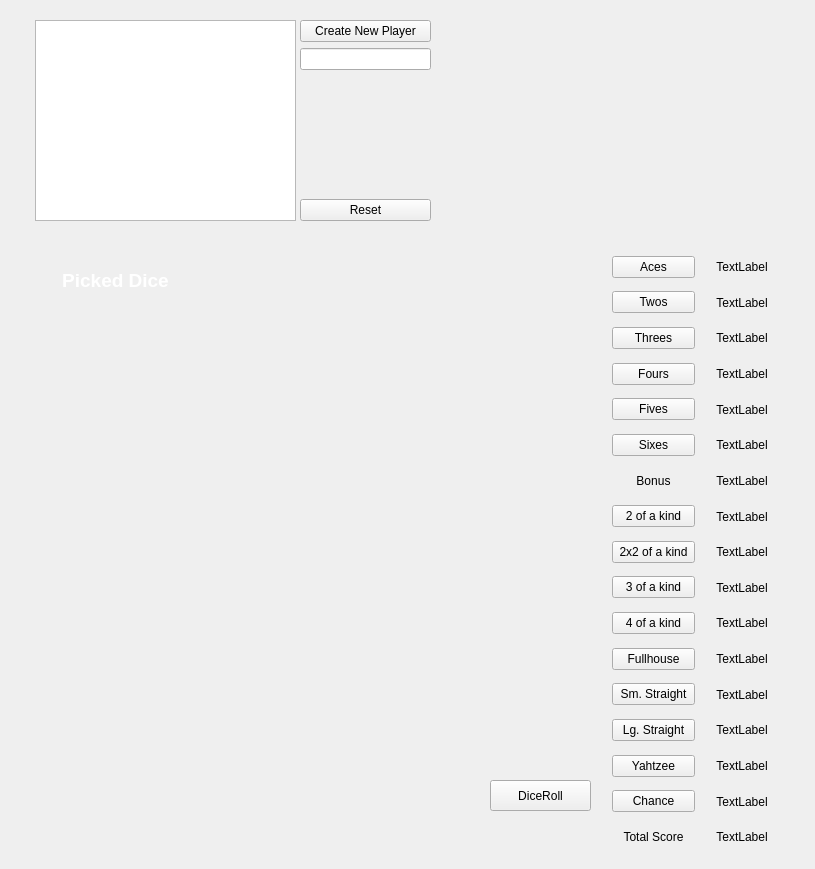
Before: the Qt Designer form GUI.ui in MoVo01/Kniffel, drawn with Qt 5.
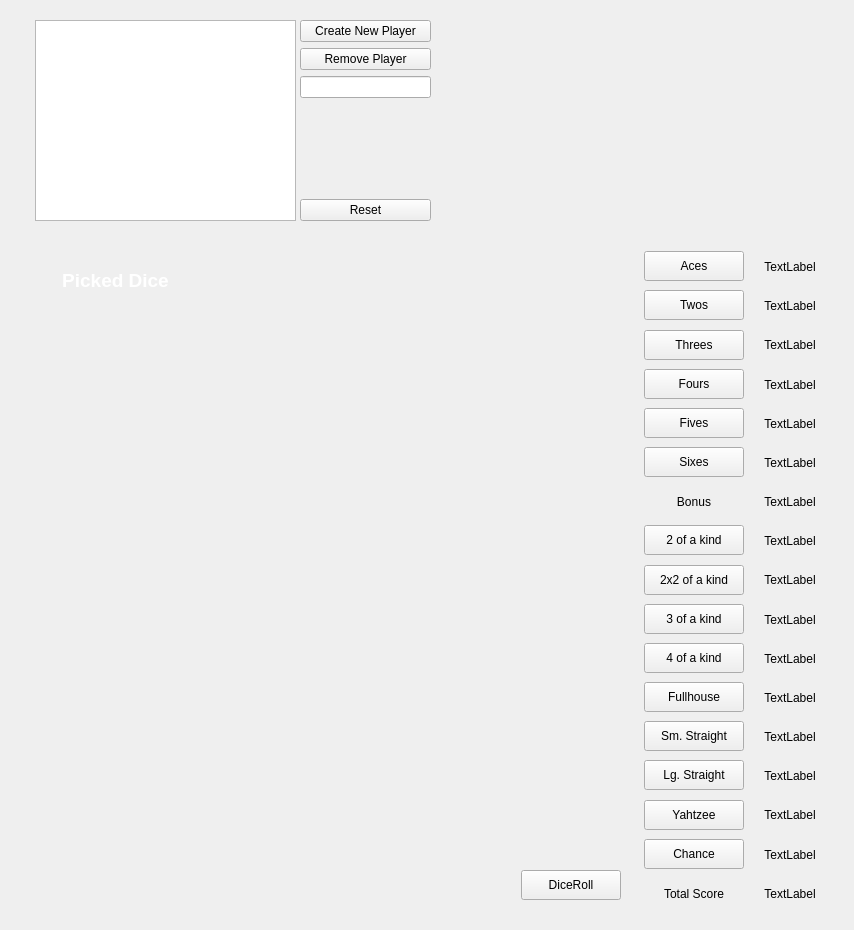
After: the same form once the commit is applied. Custom widgets are drawn as their Qt base class.

Diff of the .ui file:
```diff
--- a/GUI.ui
+++ b/GUI.ui
@@ -6,8 +6,8 @@
    <rect>
     <x>0</x>
     <y>0</y>
-    <width>815</width>
-    <height>869</height>
+    <width>854</width>
+    <height>930</height>
    </rect>
   </property>
   <property name="windowTitle">
@@ -56,7 +56,14 @@
       </widget>
      </item>
      <item>
-      <widget class="QLineEdit" name="lineEdit"/>
+      <widget class="QPushButton" name="RemovePlayer">
+       <property name="text">
+        <string>Remove Player</string>
+       </property>
+      </widget>
+     </item>
+     <item>
+      <widget class="QLineEdit" name="NameIn"/>
      </item>
      <item>
       <spacer name="verticalSpacer">
@@ -86,32 +93,34 @@
     <rect>
      <x>20</x>
      <y>240</y>
-     <width>771</width>
-     <height>621</height>
+     <width>821</width>
+     <height>681</height>
     </rect>
    </property>
+   <widget class="QWidget" name="">
+    <property name="geometry">
+     <rect>
+      <x>10</x>
+      <y>10</y>
+      <width>800</width>
+      <height>660</height>
+     </rect>
+    </property>
+    <layout class="QHBoxLayout" name="horizontalLayout_19">
+     <item>
    <widget class="DiceWidget" name="DiceWidget" native="true">
-    <property name="geometry">
-     <rect>
-      <x>10</x>
-      <y>10</y>
-      <width>571</width>
-      <height>601</height>
-     </rect>
-    </property>
-    <widget class="QPushButton" name="DiceRoll">
-     <property name="geometry">
-      <rect>
-       <x>460</x>
-       <y>530</y>
-       <width>101</width>
-       <height>31</height>
-      </rect>
-     </property>
-     <property name="text">
-      <string>DiceRoll</string>
-     </property>
-    </widget>
+       <property name="sizePolicy">
+        <sizepolicy hsizetype="Expanding" vsizetype="Expanding">
+         <horstretch>0</horstretch>
+         <verstretch>0</verstretch>
+        </sizepolicy>
+       </property>
+       <property name="minimumSize">
+        <size>
+         <width>600</width>
+         <height>600</height>
+        </size>
+       </property>
     <widget class="QLabel" name="PickedDice">
      <property name="geometry">
       <rect>
@@ -175,14 +184,29 @@
       <set>Qt::AlignCenter</set>
      </property>
     </widget>
+       <widget class="QWidget" name="">
+        <property name="geometry">
+         <rect>
+          <x>20</x>
+          <y>620</y>
+          <width>571</width>
+          <height>31</height>
+         </rect>
+        </property>
+        <layout class="QHBoxLayout" name="horizontalLayout_18">
+         <item>
     <widget class="QLabel" name="RollError">
-     <property name="geometry">
-      <rect>
-       <x>10</x>
-       <y>530</y>
-       <width>431</width>
-       <height>31</height>
-      </rect>
+           <property name="sizePolicy">
+            <sizepolicy hsizetype="Preferred" vsizetype="Preferred">
+             <horstretch>0</horstretch>
+             <verstretch>0</verstretch>
+            </sizepolicy>
+           </property>
+           <property name="minimumSize">
+            <size>
+             <width>300</width>
+             <height>30</height>
+            </size>
      </property>
      <property name="palette">
       <palette>
@@ -231,21 +255,52 @@
       <string/>
      </property>
     </widget>
-   </widget>
-   <widget class="QWidget" name="">
-    <property name="geometry">
-     <rect>
-      <x>592</x>
-      <y>12</y>
-      <width>171</width>
-      <height>600</height>
-     </rect>
-    </property>
+         </item>
+         <item>
+          <spacer name="horizontalSpacer">
+           <property name="orientation">
+            <enum>Qt::Horizontal</enum>
+           </property>
+           <property name="sizeHint" stdset="0">
+            <size>
+             <width>128</width>
+             <height>20</height>
+            </size>
+           </property>
+          </spacer>
+         </item>
+         <item>
+          <widget class="QPushButton" name="DiceRoll">
+           <property name="minimumSize">
+            <size>
+             <width>100</width>
+             <height>30</height>
+            </size>
+           </property>
+           <property name="text">
+            <string>DiceRoll</string>
+           </property>
+           <property name="autoDefault">
+            <bool>false</bool>
+           </property>
+          </widget>
+         </item>
+        </layout>
+       </widget>
+      </widget>
+     </item>
+     <item>
     <layout class="QVBoxLayout" name="verticalLayout_2">
      <item>
       <layout class="QHBoxLayout" name="horizontalLayout">
        <item>
         <widget class="QPushButton" name="Button1er">
+           <property name="minimumSize">
+            <size>
+             <width>100</width>
+             <height>30</height>
+            </size>
+           </property>
          <property name="text">
           <string>Aces</string>
          </property>
@@ -253,6 +308,12 @@
        </item>
        <item>
         <widget class="QLabel" name="Label1er">
+           <property name="minimumSize">
+            <size>
+             <width>80</width>
+             <height>30</height>
+            </size>
+           </property>
          <property name="text">
           <string>TextLabel</string>
          </property>
@@ -267,6 +328,12 @@
       <layout class="QHBoxLayout" name="horizontalLayout_2">
        <item>
         <widget class="QPushButton" name="Button2er">
+           <property name="minimumSize">
+            <size>
+             <width>100</width>
+             <height>30</height>
+            </size>
+           </property>
          <property name="text">
           <string>Twos</string>
          </property>
@@ -274,6 +341,12 @@
        </item>
        <item>
         <widget class="QLabel" name="TwosCount">
+           <property name="minimumSize">
+            <size>
+             <width>80</width>
+             <height>30</height>
+            </size>
+           </property>
          <property name="text">
           <string>TextLabel</string>
          </property>
@@ -288,6 +361,12 @@
       <layout class="QHBoxLayout" name="horizontalLayout_3">
        <item>
         <widget class="QPushButton" name="Button3er">
+           <property name="minimumSize">
+            <size>
+             <width>100</width>
+             <height>30</height>
+            </size>
+           </property>
          <property name="text">
           <string>Threes</string>
          </property>
@@ -295,6 +374,12 @@
        </item>
        <item>
         <widget class="QLabel" name="Label3er">
+           <property name="minimumSize">
+            <size>
+             <width>80</width>
+             <height>30</height>
+            </size>
+           </property>
          <property name="text">
           <string>TextLabel</string>
          </property>
@@ -309,6 +394,12 @@
       <layout class="QHBoxLayout" name="horizontalLayout_4">
        <item>
         <widget class="QPushButton" name="Button4er">
+           <property name="minimumSize">
+            <size>
+             <width>100</width>
+             <height>30</height>
+            </size>
+           </property>
          <property name="text">
           <string>Fours</string>
          </property>
@@ -316,6 +407,12 @@
        </item>
        <item>
         <widget class="QLabel" name="Label4er">
+           <property name="minimumSize">
+            <size>
+             <width>80</width>
+             <height>30</height>
+            </size>
+           </property>
          <property name="text">
           <string>TextLabel</string>
          </property>
@@ -330,6 +427,12 @@
       <layout class="QHBoxLayout" name="horizontalLayout_6">
        <item>
         <widget class="QPushButton" name="Button5er">
+           <property name="minimumSize">
+            <size>
+             <width>100</width>
+             <height>30</height>
+            </size>
+           </property>
          <property name="text">
           <string>Fives</string>
          </property>
@@ -337,6 +440,12 @@
        </item>
        <item>
         <widget class="QLabel" name="Label5er">
+           <property name="minimumSize">
+            <size>
+             <width>80</width>
+             <height>30</height>
+            </size>
+           </property>
          <property name="text">
           <string>TextLabel</string>
          </property>
@@ -351,6 +460,12 @@
       <layout class="QHBoxLayout" name="horizontalLayout_7">
        <item>
         <widget class="QPushButton" name="Button6er">
+           <property name="minimumSize">
+            <size>
+             <width>100</width>
+             <height>30</height>
+            </size>
+           </property>
          <property name="text">
           <string>Sixes</string>
          </property>
@@ -358,6 +473,12 @@
        </item>
        <item>
         <widget class="QLabel" name="Label6er">
+           <property name="minimumSize">
+            <size>
+             <width>80</width>
+             <height>30</height>
+            </size>
+           </property>
          <property name="text">
           <string>TextLabel</string>
          </property>
@@ -372,6 +493,12 @@
       <layout class="QHBoxLayout" name="horizontalLayout_8">
        <item>
         <widget class="QLabel" name="Bonus">
+           <property name="minimumSize">
+            <size>
+             <width>100</width>
+             <height>30</height>
+            </size>
+           </property>
          <property name="text">
           <string>Bonus</string>
          </property>
@@ -382,6 +509,12 @@
        </item>
        <item>
         <widget class="QLabel" name="LabelBonus">
+           <property name="minimumSize">
+            <size>
+             <width>80</width>
+             <height>30</height>
+            </size>
+           </property>
          <property name="text">
           <string>TextLabel</string>
          </property>
@@ -396,6 +529,12 @@
       <layout class="QHBoxLayout" name="horizontalLayout_9">
        <item>
         <widget class="QPushButton" name="Button2ofKind">
+           <property name="minimumSize">
+            <size>
+             <width>100</width>
+             <height>30</height>
+            </size>
+           </property>
          <property name="text">
           <string>2 of a kind</string>
          </property>
@@ -403,6 +542,12 @@
        </item>
        <item>
         <widget class="QLabel" name="Label2ofKind">
+           <property name="minimumSize">
+            <size>
+             <width>80</width>
+             <height>30</height>
+            </size>
+           </property>
          <property name="text">
           <string>TextLabel</string>
          </property>
@@ -417,6 +562,12 @@
       <layout class="QHBoxLayout" name="horizontalLayout_10">
        <item>
         <widget class="QPushButton" name="Button2x2ofKind">
+           <property name="minimumSize">
+            <size>
+             <width>100</width>
+             <height>30</height>
+            </size>
+           </property>
          <property name="text">
           <string>2x2 of a kind</string>
          </property>
@@ -424,6 +575,12 @@
        </item>
        <item>
         <widget class="QLabel" name="Label2x2ofKind">
+           <property name="minimumSize">
+            <size>
+             <width>80</width>
+             <height>30</height>
+            </size>
+           </property>
          <property name="text">
           <string>TextLabel</string>
          </property>
@@ -438,6 +595,12 @@
       <layout class="QHBoxLayout" name="horizontalLayout_11">
        <item>
         <widget class="QPushButton" name="Button3ofKind">
+           <property name="minimumSize">
+            <size>
+             <width>100</width>
+             <height>30</height>
+            </size>
+           </property>
          <property name="text">
           <string>3 of a kind</string>
          </property>
@@ -445,6 +608,12 @@
        </item>
        <item>
         <widget class="QLabel" name="Label3ofKind">
+           <property name="minimumSize">
+            <size>
+             <width>80</width>
+             <height>30</height>
+            </size>
+           </property>
          <property name="text">
           <string>TextLabel</string>
          </property>
@@ -459,6 +628,12 @@
       <layout class="QHBoxLayout" name="horizontalLayout_12">
        <item>
         <widget class="QPushButton" name="Button4ofKind">
+           <property name="minimumSize">
+            <size>
+             <width>100</width>
+             <height>30</height>
+            </size>
+           </property>
          <property name="text">
           <string>4 of a kind</string>
          </property>
@@ -466,6 +641,12 @@
        </item>
        <item>
         <widget class="QLabel" name="Label4ofKind">
+           <property name="minimumSize">
+            <size>
+             <width>80</width>
+             <height>30</height>
+            </size>
+           </property>
          <property name="text">
           <string>TextLabel</string>
          </property>
@@ -480,6 +661,12 @@
       <layout class="QHBoxLayout" name="horizontalLayout_13">
        <item>
         <widget class="QPushButton" name="ButtonfullHouse">
+           <property name="minimumSize">
+            <size>
+             <width>100</width>
+             <height>30</height>
+            </size>
+           </property>
          <property name="text">
           <string>Fullhouse</string>
          </property>
@@ -487,6 +674,12 @@
        </item>
        <item>
         <widget class="QLabel" name="LabelfullHouse">
+           <property name="minimumSize">
+            <size>
+             <width>80</width>
+             <height>30</height>
+            </size>
+           </property>
          <property name="text">
           <string>TextLabel</string>
          </property>
@@ -501,6 +694,12 @@
       <layout class="QHBoxLayout" name="horizontalLayout_14">
        <item>
         <widget class="QPushButton" name="ButtonsmallStraight">
+           <property name="minimumSize">
+            <size>
+             <width>100</width>
+             <height>30</height>
+            </size>
+           </property>
          <property name="text">
           <string>Sm. Straight</string>
          </property>
@@ -508,6 +707,12 @@
        </item>
        <item>
         <widget class="QLabel" name="LabelsmallStraight">
+           <property name="minimumSize">
+            <size>
+             <width>80</width>
+             <height>30</height>
+            </size>
+           </property>
          <property name="text">
           <string>TextLabel</string>
          </property>
@@ -522,6 +727,12 @@
       <layout class="QHBoxLayout" name="horizontalLayout_15">
        <item>
         <widget class="QPushButton" name="ButtonlargeStraight">
+           <property name="minimumSize">
+            <size>
+             <width>100</width>
+             <height>30</height>
+            </size>
+           </property>
          <property name="text">
           <string>Lg. Straight</string>
          </property>
@@ -529,6 +740,12 @@
        </item>
        <item>
         <widget class="QLabel" name="LabellargeStraight">
+           <property name="minimumSize">
+            <size>
+             <width>80</width>
+             <height>30</height>
+            </size>
+           </property>
          <property name="text">
           <string>TextLabel</string>
          </property>
@@ -543,6 +760,12 @@
       <layout class="QHBoxLayout" name="horizontalLayout_16">
        <item>
         <widget class="QPushButton" name="Buttonkniffel">
+           <property name="minimumSize">
+            <size>
+             <width>100</width>
+             <height>30</height>
+            </size>
+           </property>
          <property name="text">
           <string>Yahtzee</string>
          </property>
@@ -550,6 +773,12 @@
        </item>
        <item>
         <widget class="QLabel" name="Labelkniffel">
+           <property name="minimumSize">
+            <size>
+             <width>80</width>
+             <height>30</height>
+            </size>
+           </property>
          <property name="text">
           <string>TextLabel</string>
          </property>
@@ -564,6 +793,12 @@
       <layout class="QHBoxLayout" name="horizontalLayout_17">
        <item>
         <widget class="QPushButton" name="Buttonchance">
+           <property name="minimumSize">
+            <size>
+             <width>100</width>
+             <height>30</height>
+            </size>
+           </property>
          <property name="text">
           <string>Chance</string>
          </property>
@@ -571,6 +806,12 @@
        </item>
        <item>
         <widget class="QLabel" name="Labelchance">
+           <property name="minimumSize">
+            <size>
+             <width>80</width>
+             <height>30</height>
+            </size>
+           </property>
          <property name="text">
           <string>TextLabel</string>
          </property>
@@ -585,6 +826,12 @@
       <layout class="QHBoxLayout" name="horizontalLayout_5">
        <item>
         <widget class="QLabel" name="TotalScore">
+           <property name="minimumSize">
+            <size>
+             <width>100</width>
+             <height>30</height>
+            </size>
+           </property>
          <property name="text">
           <string>Total Score</string>
          </property>
@@ -595,6 +842,12 @@
        </item>
        <item>
         <widget class="QLabel" name="LabelTotalScore">
+           <property name="minimumSize">
+            <size>
+             <width>80</width>
+             <height>30</height>
+            </size>
+           </property>
          <property name="text">
           <string>TextLabel</string>
          </property>
@@ -602,6 +855,8 @@
           <set>Qt::AlignCenter</set>
          </property>
         </widget>
+         </item>
+        </layout>
        </item>
       </layout>
      </item>
```
Lines whose indentation alone changed are shown as unchanged.
